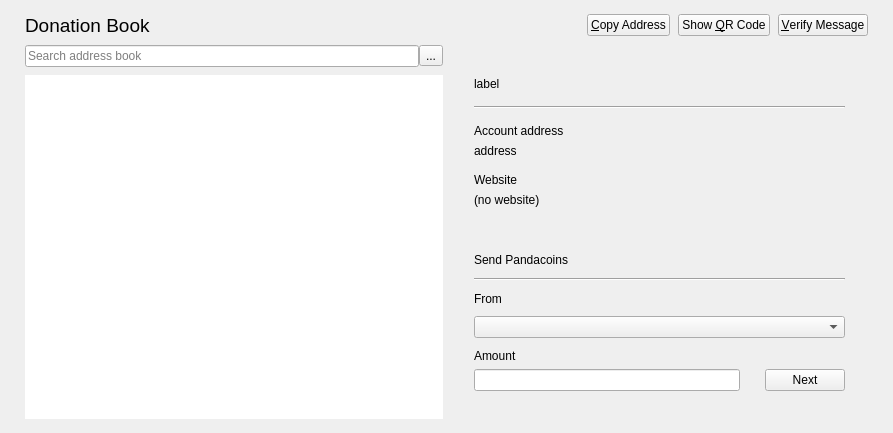
First picture: the form in src/qt/forms/donationbook.ui, repository SoCoCpp/pandacoin-dev, before the edit.
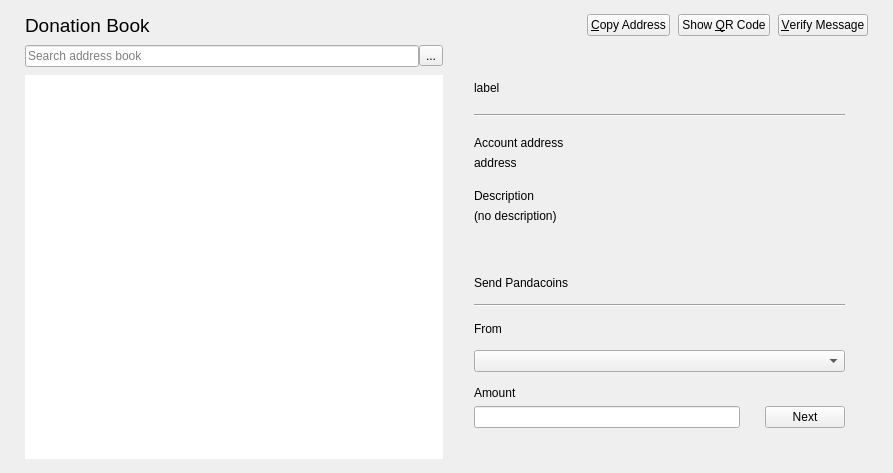
Second picture: the form after the edit. Icons and pictures are not drawn. Custom widgets are drawn as their Qt base class.

Commit message: Added description field to address table model to work with revised donation address list for display on donation book view

```diff
--- a/src/qt/forms/donationbook.ui
+++ b/src/qt/forms/donationbook.ui
@@ -7,7 +7,7 @@
     <x>0</x>
     <y>0</y>
     <width>893</width>
-    <height>433</height>
+    <height>473</height>
    </rect>
   </property>
   <property name="windowTitle">
@@ -267,7 +267,7 @@
             </widget>
            </item>
            <item>
-           <spacer name="verticalSpacer_8">
+            <spacer name="verticalSpacer_71">
             <property name="orientation">
              <enum>Qt::Vertical</enum>
             </property>
@@ -282,14 +282,20 @@
            <item>
             <widget class="QLabel" name="donationbook_account_website_heading">
              <property name="text">
-              <string notr="true">Website</string>
+              <string notr="true">Description</string>
              </property>
             </widget>
            </item>
            <item>
             <widget class="QLabel" name="donationbook_account_website_value">
              <property name="text">
-              <string notr="true">(no website)</string>
+              <string notr="true">(no description)</string>
+             </property>
+             <property name="openExternalLinks">
+              <bool>true</bool>
+             </property>
+             <property name="textInteractionFlags">
+              <set>Qt::LinksAccessibleByMouse|Qt::TextSelectableByMouse</set>
              </property>
             </widget>
            </item>
```
Left out of the diff: 4 changed lines with no effect on the pictures. Lines whose indentation alone changed are shown as unchanged. The commit also changes 5 other files.
